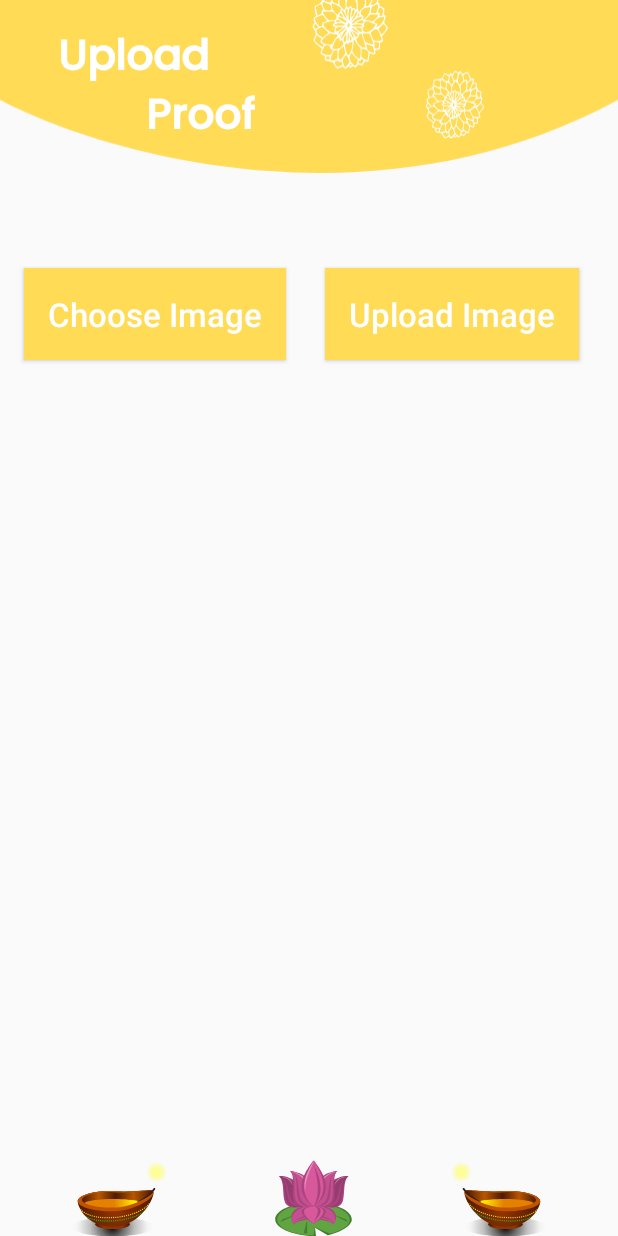
After one commit to Zed-Finance/Stapoo, an Android app: the UploadProofActivity screen opened directly, with no data from a screen before it, on a phone screen of 412 x 824 dp. The commit adds this screen. Run offline under Robolectric (Android 15) with nearby library versions, the phone set to English and light mode, and no system bars; our stand-ins replace Firebase (no records; nobody signed in at launch, a user with empty details on screens opened directly).

Commit message:
Added Quiz Lock || Uploaded Proof

```diff
--- a/app/build.gradle
+++ b/app/build.gradle
@@ -31,6 +31,7 @@ dependencies {
     implementation 'androidx.cardview:cardview:1.0.0'
     implementation 'androidx.recyclerview:recyclerview:1.1.0'
     implementation 'com.google.firebase:firebase-database:19.5.0'
+    implementation 'com.google.firebase:firebase-storage:19.2.0'
     testImplementation 'junit:junit:4.12'
     androidTestImplementation 'androidx.test.ext:junit:1.1.2'
     androidTestImplementation 'androidx.test.espresso:espresso-core:3.3.0'
--- a/app/src/main/AndroidManifest.xml
+++ b/app/src/main/AndroidManifest.xml
@@ -1,6 +1,9 @@
 <?xml version="1.0" encoding="utf-8"?>
 <manifest xmlns:android="http://schemas.android.com/apk/res/android"
     package="com.orion.stapoo">
+
+    <uses-permission android:name="android.permission.READ_EXTERNAL_STORAGE" />
+    <uses-permission android:name="android.permission.INTERNET"/>
 
     <application
         android:allowBackup="true"
@@ -9,7 +12,8 @@
         android:roundIcon="@mipmap/ic_launcher_round"
         android:supportsRtl="true"
         android:theme="@style/AppTheme">
-        <activity android:name=".ui.activities.VideoActivity"></activity>
+        <activity android:name=".ui.activities.UploadProofActivity"/>
+        <activity android:name=".ui.activities.VideoActivity" />
         <activity android:name=".ui.activities.HomeActivity" />
         <activity android:name=".ui.activities.TaskActivity" />
         <activity android:name=".ui.activities.JourneyActivity" />
--- a/app/src/main/java/com/orion/stapoo/ui/activities/QuizActivity.java
+++ b/app/src/main/java/com/orion/stapoo/ui/activities/QuizActivity.java
@@ -22,6 +22,7 @@ import com.google.firebase.database.FirebaseDatabase;
 import com.google.firebase.database.ValueEventListener;
 import com.orion.stapoo.R;
 import com.orion.stapoo.models.QuestionObject;
+import com.orion.stapoo.utils.PrefManager;
 
 import java.util.ArrayList;
 import java.util.List;
@@ -40,6 +41,7 @@ public class QuizActivity extends AppCompatActivity implements View.OnClickListe
     private Integer correctAnsNum = 0;
     private String subject;
     private String day;
+    private String username;
 
     @Override
     protected void onCreate(Bundle savedInstanceState) {
@@ -48,6 +50,7 @@ public class QuizActivity extends AppCompatActivity implements View.OnClickListe
 
         subject = getIntent().getStringExtra("subject");
         day = getIntent().getStringExtra("day");
+        username = new PrefManager(this).getUsername();
 
 
         initView();
@@ -161,6 +164,7 @@ public class QuizActivity extends AppCompatActivity implements View.OnClickListe
                     } else {
                         Intent intent = new Intent(this, ResultActivity.class);
                         intent.putExtra("score", correctAnsNum.toString());
+                        FirebaseDatabase.getInstance().getReference().child("subjects").child(subject).child(day).child("scoreList").child(username).setValue(correctAnsNum.toString());
                         startActivity(intent);
                         finish();
                     }
--- a/app/src/main/res/layout/activity_task.xml
+++ b/app/src/main/res/layout/activity_task.xml
@@ -82,6 +82,7 @@
             </androidx.cardview.widget.CardView>
 
             <androidx.cardview.widget.CardView
+                android:id="@+id/card_proof"
                 android:layout_width="255dp"
                 android:layout_height="245dp"
                 android:layout_gravity="center"
--- /dev/null
+++ b/app/src/main/res/layout/activity_upload_proof.xml
@@ -0,0 +1,92 @@
+<?xml version="1.0" encoding="utf-8"?>
+<androidx.constraintlayout.widget.ConstraintLayout xmlns:android="http://schemas.android.com/apk/res/android"
+    xmlns:app="http://schemas.android.com/apk/res-auto"
+    xmlns:tools="http://schemas.android.com/tools"
+    android:layout_width="match_parent"
+    android:layout_height="match_parent">
+
+    <ImageView
+        android:id="@+id/imageView3"
+        android:layout_width="match_parent"
+        android:layout_height="match_parent"
+        android:scaleType="fitStart"
+        android:src="@drawable/ic_topactivites"
+        app:layout_constraintBottom_toBottomOf="parent"
+        app:layout_constraintEnd_toEndOf="@id/imageView3"
+        app:layout_constraintHorizontal_bias="1.0"
+        app:layout_constraintStart_toStartOf="@id/imageView3"
+        app:layout_constraintVertical_bias="0.0" />
+
+    <TextView
+        android:id="@+id/textView3"
+        android:layout_width="wrap_content"
+        android:layout_height="wrap_content"
+        android:layout_margin="16dp"
+        android:layout_marginTop="16dp"
+        android:fontFamily="@font/poppins_medium"
+        android:text="Upload \n        Proof"
+        android:textColor="@android:color/white"
+        android:textSize="28sp"
+        android:textStyle="bold"
+        app:layout_constraintEnd_toEndOf="parent"
+        app:layout_constraintHorizontal_bias="0.091"
+        app:layout_constraintStart_toStartOf="parent"
+        app:layout_constraintTop_toTopOf="parent" />
+
+    <ScrollView
+        android:layout_width="match_parent"
+        android:layout_height="0dp"
+        android:layout_marginTop="60dp"
+        app:layout_constraintBottom_toBottomOf="parent"
+        app:layout_constraintTop_toBottomOf="@+id/textView3">
+
+        <androidx.constraintlayout.widget.ConstraintLayout
+            android:layout_width="match_parent"
+            android:layout_height="wrap_content">
+
+            <ImageView
+                android:id="@+id/uploaded_img"
+                android:layout_width="match_parent"
+                android:layout_height="wrap_content"
+                app:layout_constraintTop_toTopOf="parent" />
+
+            <Button
+                android:id="@+id/btn_choose"
+                android:layout_width="wrap_content"
+                android:layout_height="wrap_content"
+                android:layout_margin="16dp"
+                android:background="#FFDB56"
+                android:padding="16dp"
+                android:text="Choose Image"
+                android:textAllCaps="false"
+                android:textColor="@android:color/white"
+                android:textSize="22sp"
+                app:layout_constraintBottom_toBottomOf="parent"
+                app:layout_constraintStart_toStartOf="parent"
+                app:layout_constraintTop_toTopOf="@id/uploaded_img" />
+
+            <Button
+                android:id="@+id/btn_upload"
+                android:layout_width="wrap_content"
+                android:layout_height="wrap_content"
+                android:background="#FFDB56"
+                android:padding="16dp"
+                android:text="Upload Image"
+                android:textAllCaps="false"
+                android:textColor="@android:color/white"
+                android:textSize="22sp"
+                app:layout_constraintBottom_toBottomOf="@+id/btn_choose"
+                app:layout_constraintEnd_toEndOf="parent"
+                app:layout_constraintStart_toEndOf="@+id/btn_choose"
+                app:layout_constraintTop_toTopOf="@+id/btn_choose" />
+        </androidx.constraintlayout.widget.ConstraintLayout>
+
+    </ScrollView>
+
+    <ImageView
+        android:layout_width="match_parent"
+        android:layout_height="wrap_content"
+        android:src="@drawable/ic_activites_bottom"
+        app:layout_constraintBottom_toBottomOf="parent" />
+
+</androidx.constraintlayout.widget.ConstraintLayout>
```
Also changed, not shown: app/src/main/java/com/orion/stapoo/ui/activities/TaskActivity.java (+52 -5 lines), app/src/main/java/com/orion/stapoo/ui/activities/UploadProofActivity.java (added, +213 -0 lines), app/src/main/java/com/orion/stapoo/ui/activities/VideoActivity.java (+41 -4 lines).
